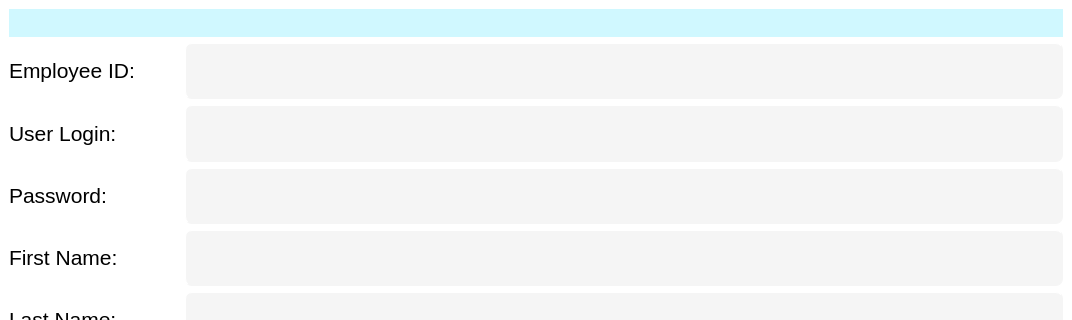
ZachThornee/3K04PaceMaker, file gui/ui_files/UF_UserForm.ui: the form before one commit; both pictures show x 0 to 1072 and y 0 to 320 of the 1072 by 529 pixel window.
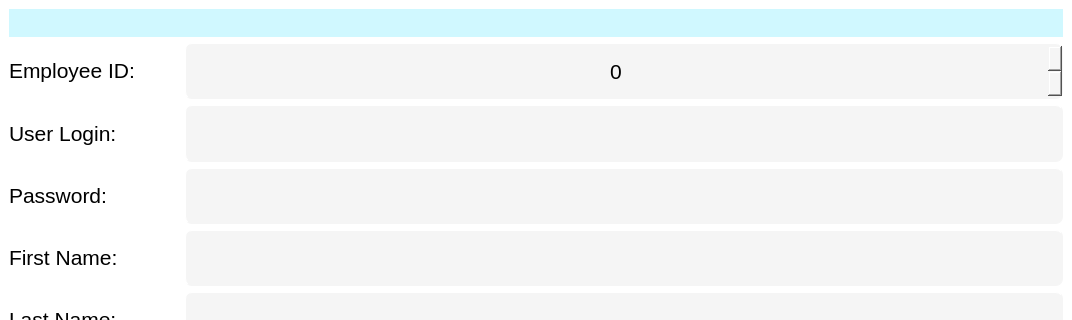
The form after the commit.

The edit to the form file:
```diff
--- a/gui/ui_files/UF_UserForm.ui
+++ b/gui/ui_files/UF_UserForm.ui
@@ -334,19 +334,13 @@
      </widget>
     </item>
     <item row="1" column="1">
-     <widget class="QLineEdit" name="TB_EmployeeID">
+     <widget class="QSpinBox" name="SB_EmployeeID">
       <property name="sizePolicy">
        <sizepolicy hsizetype="Expanding" vsizetype="Expanding">
         <horstretch>0</horstretch>
         <verstretch>0</verstretch>
        </sizepolicy>
       </property>
-      <property name="minimumSize">
-       <size>
-        <width>0</width>
-        <height>41</height>
-       </size>
-      </property>
       <property name="font">
        <font>
         <pointsize>16</pointsize>
@@ -359,6 +353,12 @@
 BORDER-WIDTH: 1px;
 BORDER-STYLE: outset;</string>
       </property>
+      <property name="alignment">
+       <set>Qt::AlignCenter</set>
+      </property>
+      <property name="maximum">
+       <number>20000</number>
+      </property>
      </widget>
     </item>
    </layout>
```
Left out of the diff: 16 changed lines with no effect on the pictures.
